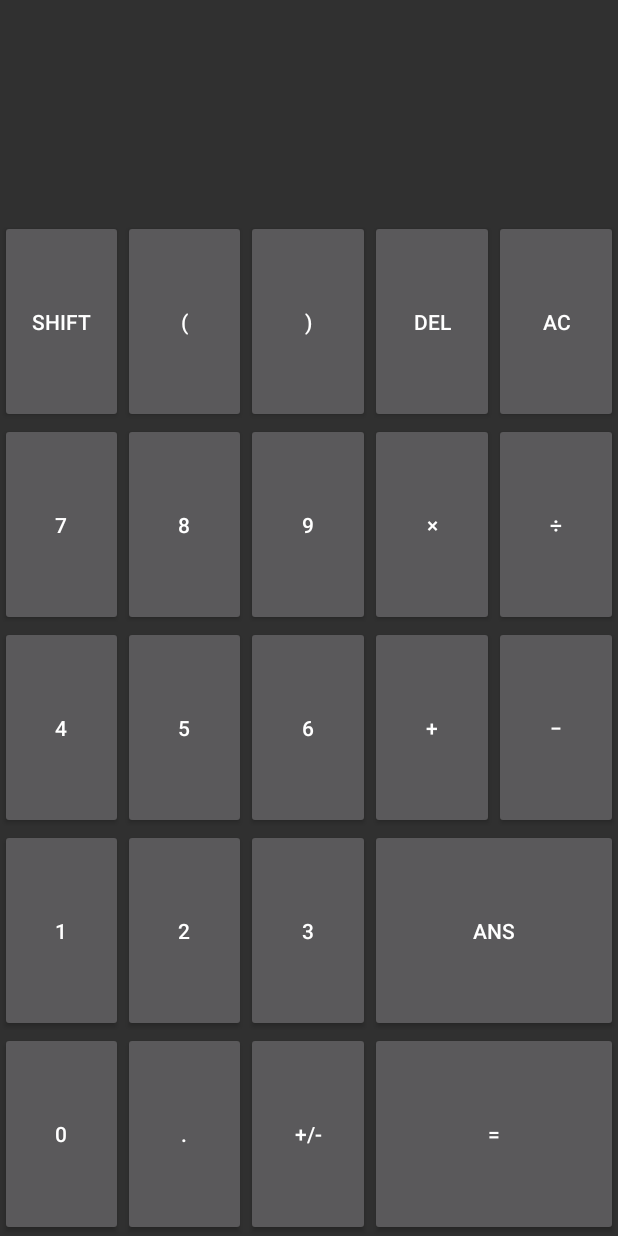
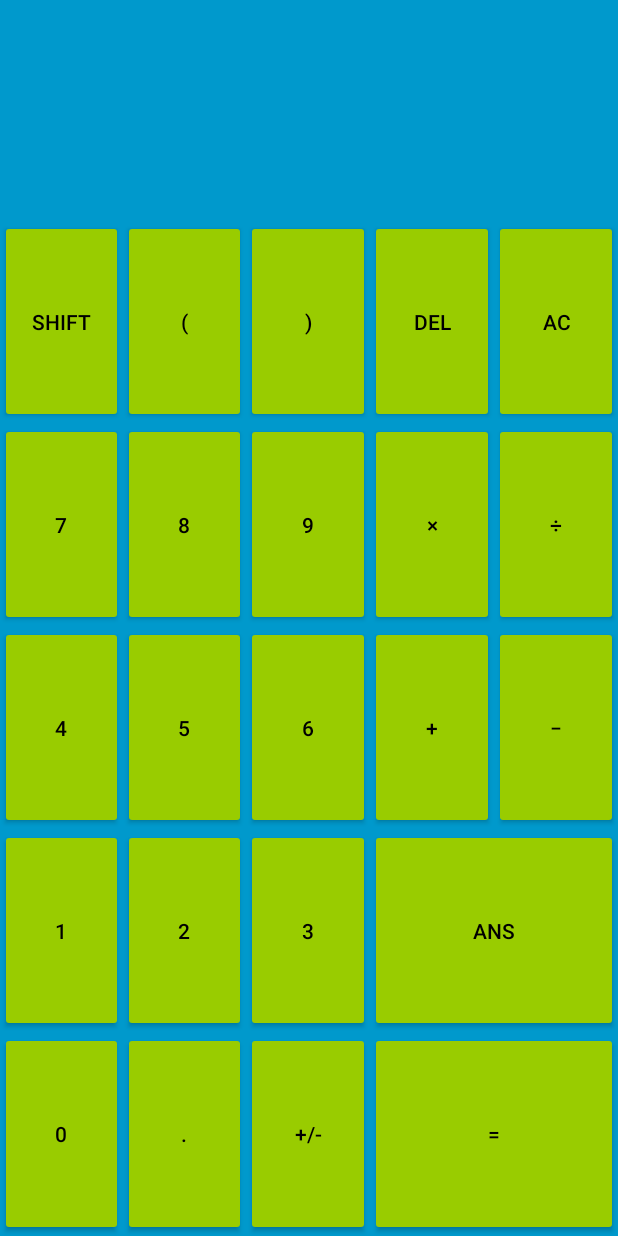
Before and after one commit to TrySickle/Calculator, an Android app: the screen it shows after launch (MainActivity), on a phone screen of 412 x 824 dp. Run offline under Robolectric (Android 15) with nearby library versions, the phone set to English and light mode, and no system bars.

Commit message:
Funky colors

```diff
--- a/app/src/main/res/values/styles.xml
+++ b/app/src/main/res/values/styles.xml
@@ -1,8 +1,9 @@
 <resources>
-
-    <!-- Base application theme. -->
-    <style name="AppTheme" parent="@style/Theme.AppCompat.NoActionBar">
-        <!-- Customize your theme here. -->
+    <style name="AppTheme" parent="Theme.AppCompat.Light.NoActionBar">
+        <item name="android:colorBackground">@android:color/holo_blue_dark</item>
+        <item name="android:textColorPrimary">@android:color/primary_text_light</item>
+        <item name="android:textColorSecondary">@android:color/black</item>
+        <item name="android:colorButtonNormal">@android:color/holo_green_light</item>
     </style>
 
 </resources>
```
